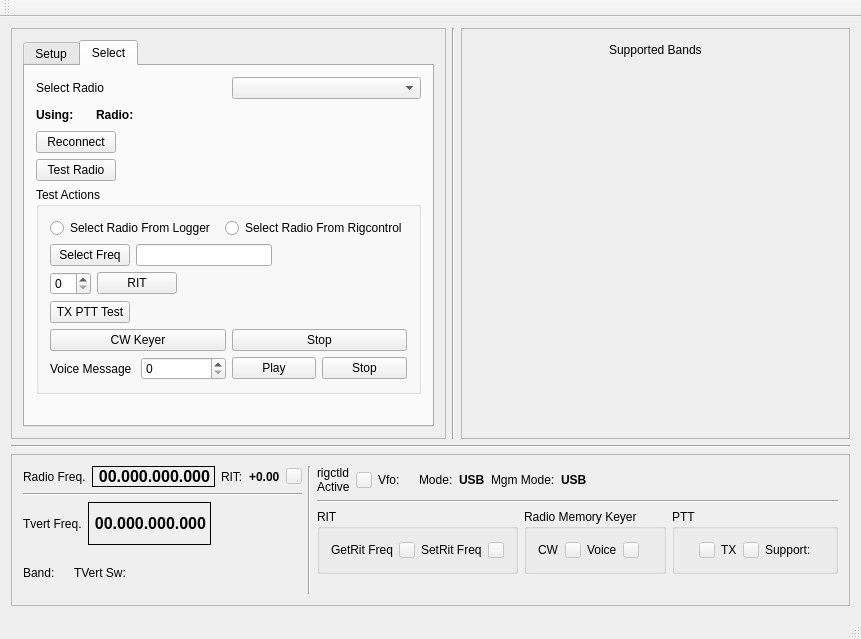
First picture: the form in mqt/MqtRigControl/rigcontrolmainwindow.ui, repository Rsclub22/Minos2-Mirror, before the edit.
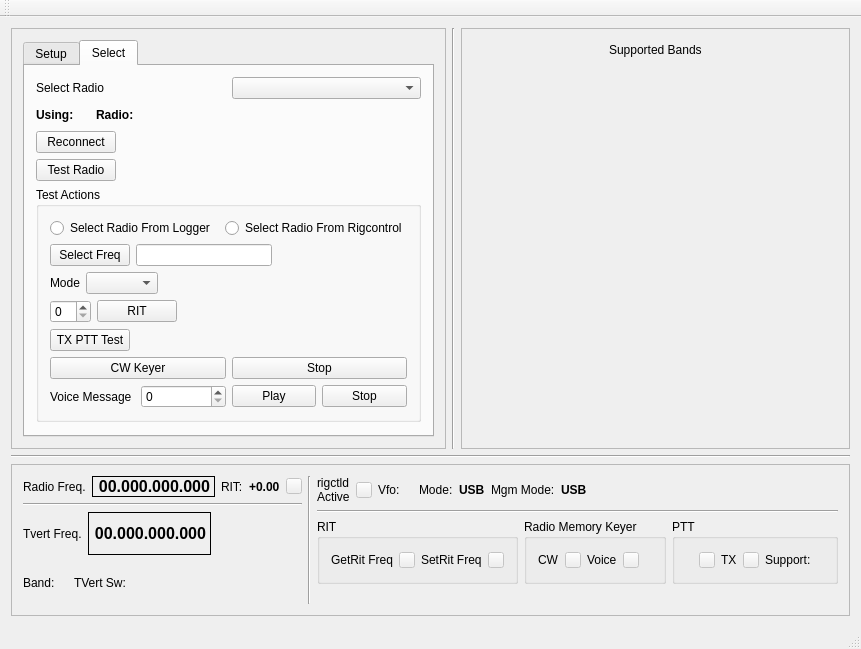
Second picture: the form after the edit. Custom widgets are drawn as their Qt base class.

Commit message: Add optional radio test data ini to control files. Add test mode combo to rigcontrolmainwindow.cpp

```diff
--- a/mqt/MqtRigControl/rigcontrolmainwindow.ui
+++ b/mqt/MqtRigControl/rigcontrolmainwindow.ui
@@ -6,8 +6,8 @@
    <rect>
     <x>0</x>
     <y>0</y>
-    <width>844</width>
-    <height>639</height>
+    <width>851</width>
+    <height>621</height>
    </rect>
   </property>
   <property name="windowTitle">
@@ -280,6 +280,33 @@
                   </item>
                  </layout>
                 </item>
+                <item>
+                 <layout class="QHBoxLayout" name="horizontalLayout_34">
+                  <item>
+                   <widget class="QLabel" name="modeTestLabel">
+                    <property name="text">
+                     <string>Mode</string>
+                    </property>
+                   </widget>
+                  </item>
+                  <item>
+                   <widget class="QComboBox" name="testModeComboBox"/>
+                  </item>
+                  <item>
+                   <spacer name="horizontalSpacer_16">
+                    <property name="orientation">
+                     <enum>Qt::Horizontal</enum>
+                    </property>
+                    <property name="sizeHint" stdset="0">
+                     <size>
+                      <width>40</width>
+                      <height>20</height>
+                     </size>
+                    </property>
+                   </spacer>
+                  </item>
+                 </layout>
+                </item>
                 <item>
                  <layout class="QHBoxLayout" name="horizontalLayout_10">
                   <item>
```
The commit also changes 3 other files.
